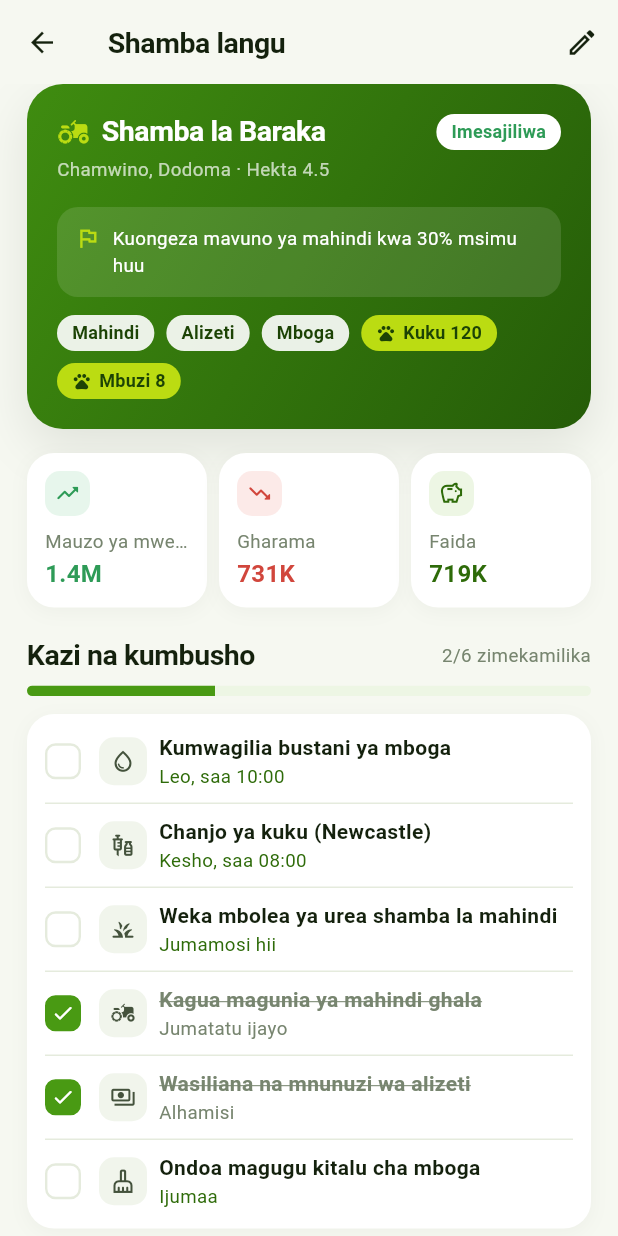
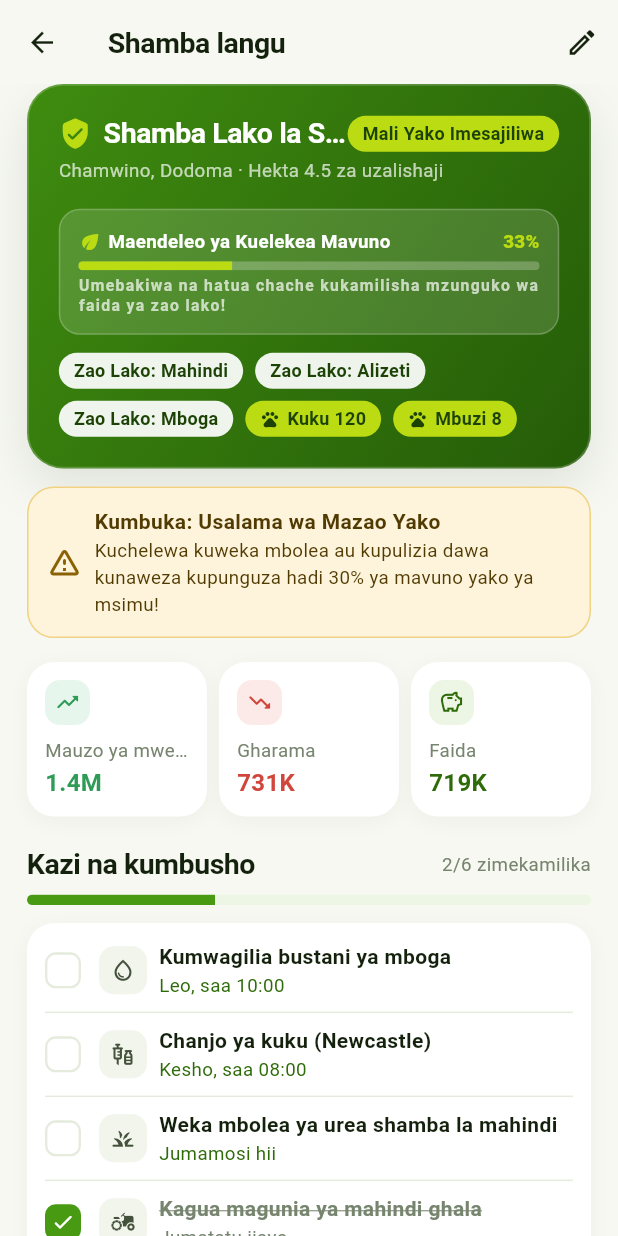
Before and after one commit to APKnation/mkulima, a Flutter app: the FarmScreen screen opened directly, on a phone screen of 412 x 824 dp. Run offline on Flutter 3.47's test engine with Material 3 defaults, Android fonts, the phone set to English and light mode, and no system bars; our stand-ins replace material_ui.

Commit message:
updated layout

```diff
--- a/lib/features/farm/farm_screen.dart
+++ b/lib/features/farm/farm_screen.dart
@@ -63,6 +63,10 @@ class FarmScreen extends StatelessWidget {
             decoration: BoxDecoration(
               gradient: AppColors.heroGradient,
               borderRadius: BorderRadius.circular(AppRadius.xl),
+              border: Border.all(
+                color: Colors.white.withValues(alpha: 0.2),
+                width: 1.2,
+              ),
               boxShadow: AppShadows.floating,
             ),
             child: Column(
@@ -71,54 +75,90 @@ class FarmScreen extends StatelessWidget {
                 Row(
                   children: [
                     const Icon(
-                      Icons.agriculture_rounded,
+                      Icons.verified_user_rounded,
                       color: AppColors.secondary,
                       size: 22,
                     ),
                     const SizedBox(width: AppSpacing.sm),
                     Expanded(
                       child: Text(
-                        farm.name,
+                        'Shamba Lako la ${farm.name}',
                         maxLines: 1,
                         overflow: TextOverflow.ellipsis,
                         style: AppText.h2.copyWith(color: Colors.white),
                       ),
                     ),
                     MkPill(
-                      label: farm.registered ? 'Imesajiliwa' : 'Bila usajili',
+                      label: farm.registered ? 'Mali Yako Imesajiliwa' : 'Haijasajiliwa',
                       foreground: farm.registered
-                          ? AppColors.success
-                          : AppColors.muted,
-                      background: Colors.white,
+                          ? AppColors.primaryDeep
+                          : AppColors.danger,
+                      background: farm.registered
+                          ? AppColors.secondary
+                          : AppColors.dangerSoft,
                     ),
                   ],
                 ),
                 const SizedBox(height: 4),
                 Text(
-                  '${farm.ward}, ${farm.region} · Hekta ${farm.sizeHa}',
+                  '${farm.ward}, ${farm.region} · Hekta ${farm.sizeHa} za uzalishaji',
                   style: AppText.small.copyWith(color: Colors.white70),
                 ),
                 const SizedBox(height: AppSpacing.lg),
+                // Goal-gradient progress toward harvest
                 Container(
                   padding: const EdgeInsets.all(AppSpacing.md),
                   decoration: BoxDecoration(
-                    color: Colors.white.withValues(alpha: 0.12),
+                    color: Colors.white.withValues(alpha: 0.14),
                     borderRadius: BorderRadius.circular(AppRadius.md),
+                    border: Border.all(color: Colors.white.withValues(alpha: 0.2)),
                   ),
-                  child: Row(
+                  child: Column(
                     crossAxisAlignment: CrossAxisAlignment.start,
                     children: [
-                      const Icon(
-                        Icons.flag_outlined,
-                        size: 17,
-                        color: AppColors.secondary,
+                      Row(
+                        mainAxisAlignment: MainAxisAlignment.spaceBetween,
+                        children: [
+                          Row(
+                            children: [
+                              const Icon(
+                                Icons.eco_rounded,
+                                size: 16,
+                                color: AppColors.secondary,
+                              ),
+                              const SizedBox(width: 4),
+                              Text(
+                                'Maendeleo ya Kuelekea Mavuno',
+                                style: AppText.small.copyWith(
+                                  color: Colors.white,
+                                  fontWeight: FontWeight.w700,
+                                ),
+                              ),
+                            ],
+                          ),
+                          Text(
+                            '${(progress * 100).toInt()}%',
+                            style: AppText.small.copyWith(
+                              color: AppColors.secondary,
+                              fontWeight: FontWeight.w800,
+                            ),
+                          ),
+                        ],
                       ),
-                      const SizedBox(width: AppSpacing.sm),
-                      Expanded(
-                        child: Text(
-                          farm.goal,
-                          style: AppText.small.copyWith(color: Colors.white),
+                      const SizedBox(height: AppSpacing.xs),
+                      ClipRRect(
+                        borderRadius: BorderRadius.circular(AppRadius.pill),
+                        child: LinearProgressIndicator(
+                          value: progress == 0.0 ? 0.25 : progress,
+                          minHeight: 6,
+                          backgroundColor: Colors.white24,
+                          valueColor: const AlwaysStoppedAnimation(AppColors.secondary),
                         ),
+                      ),
+                      const SizedBox(height: 4),
+                      Text(
+                        'Umebakiwa na hatua chache kukamilisha mzunguko wa faida ya zao lako!',
+                        style: AppText.overline.copyWith(color: Colors.white70),
                       ),
                     ],
                   ),
@@ -130,9 +170,9 @@ class FarmScreen extends StatelessWidget {
                   children: [
                     for (final crop in farm.crops)
                       MkPill(
-                        label: crop,
+                        label: 'Zao Lako: $crop',
                         foreground: AppColors.primaryDeep,
-                        background: Colors.white.withValues(alpha: 0.9),
+                        background: Colors.white.withValues(alpha: 0.92),
                       ),
                     for (final stock in farm.livestock)
                       MkPill(
@@ -146,6 +186,42 @@ class FarmScreen extends StatelessWidget {
               ],
             ),
           ),
+          // Loss aversion alert banner if tasks or expenses need attention
+          if (farm.tasks.any((t) => !t.done))
+            Container(
+              margin: const EdgeInsets.only(top: AppSpacing.md),
+              padding: const EdgeInsets.all(AppSpacing.md),
+              decoration: BoxDecoration(
+                color: AppColors.accentSoft,
+                borderRadius: BorderRadius.circular(AppRadius.lg),
+                border: Border.all(color: AppColors.accent.withValues(alpha: 0.5)),
+              ),
+              child: Row(
+                children: [
+                  const Icon(
+                    Icons.warning_amber_rounded,
+                    color: Color(0xFF8A6205),
+                    size: 24,
+                  ),
+                  const SizedBox(width: AppSpacing.sm),
+                  Expanded(
+                    child: Column(
+                      crossAxisAlignment: CrossAxisAlignment.start,
+                      children: [
+                        Text(
+                          'Kumbuka: Usalama wa Mazao Yako',
+                          style: AppText.bodyStrong.copyWith(color: const Color(0xFF523B02)),
+                        ),
+                        Text(
+                          'Kuchelewa kuweka mbolea au kupulizia dawa kunaweza kupunguza hadi 30% ya mavuno yako ya msimu!',
+                          style: AppText.small.copyWith(color: const Color(0xFF523B02)),
+                        ),
+                      ],
+                    ),
+                  ),
+                ],
+              ),
+            ),
           const SizedBox(height: AppSpacing.lg),
           Row(
             children: [
```
Also changed, not shown: lib/core/widgets/mk_card.dart (+48 -2 lines), lib/features/marketplace/create_listing_screen.dart (+18 -0 lines).
